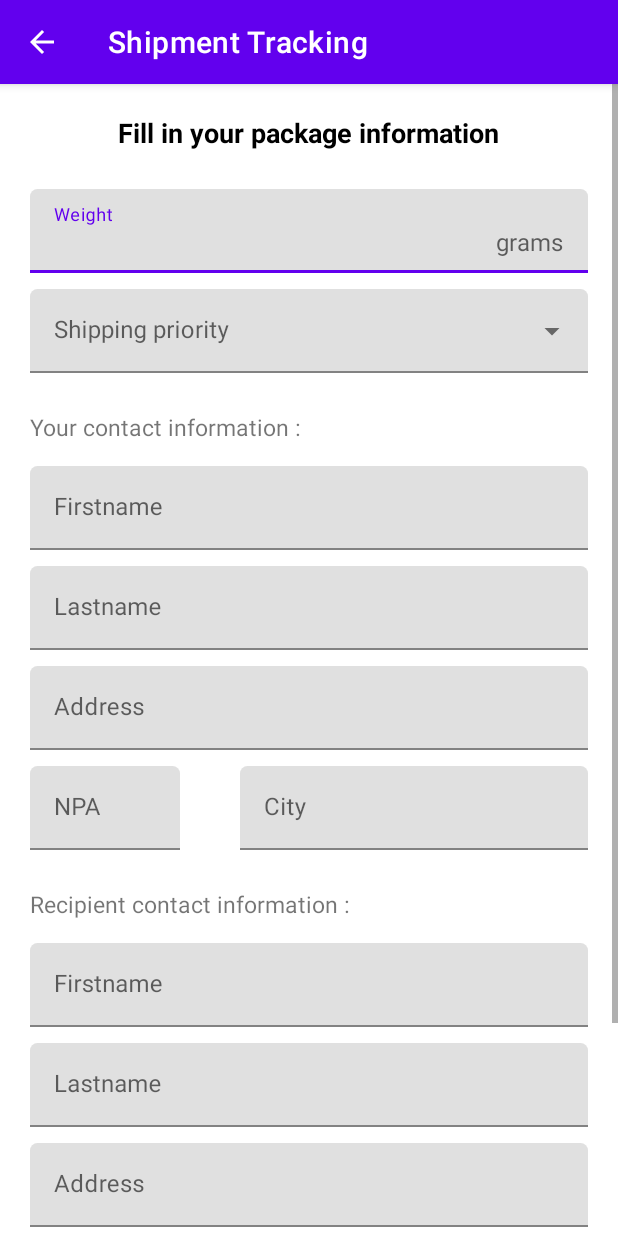
After one commit to d-roduit/ShipmentTracking, an Android app: the ClientSendPackageActivity screen opened directly, with no data from a screen before it, on a phone screen of 412 x 824 dp. The commit adds this screen. Run offline under Robolectric (Android 15) with nearby library versions, the phone set to English and light mode, and no system bars.

Commit message:
Add sending packet activity and layout

```diff
--- a/app/src/main/AndroidManifest.xml
+++ b/app/src/main/AndroidManifest.xml
@@ -11,6 +11,9 @@
         android:roundIcon="@mipmap/ic_launcher_round"
         android:supportsRtl="true"
         android:theme="@style/Theme.Shipmenttrackingapp">
+        <activity
+            android:name=".ClientSendPackageActivity"
+            android:parentActivityName=".ClientMainActivity" />
         <activity
             android:name=".AboutUsActivity"
             android:theme="@style/Theme.Shipmenttrackingapp.NoActionBar" />
--- a/app/src/main/java/ch/dc/shipment_tracking_app/AboutUsActivity.java
+++ b/app/src/main/java/ch/dc/shipment_tracking_app/AboutUsActivity.java
@@ -48,7 +48,7 @@ public class AboutUsActivity extends AppCompatActivity implements NavigationView
                 MainActivity.redirectActivity(this, SettingsActivity.class);
                 break;
             case R.id.nav_about_us:
-                MainActivity.redirectActivity(this, AboutUsActivity.class);
+                drawer.closeDrawer(GravityCompat.START);
                 break;
         }
 
--- a/app/src/main/java/ch/dc/shipment_tracking_app/ClientMainActivity.java
+++ b/app/src/main/java/ch/dc/shipment_tracking_app/ClientMainActivity.java
@@ -3,6 +3,7 @@ package ch.dc.shipment_tracking_app;
 import androidx.appcompat.app.AppCompatActivity;
 
 import android.os.Bundle;
+import android.view.View;
 
 public class ClientMainActivity extends AppCompatActivity {
 
@@ -11,4 +12,8 @@ public class ClientMainActivity extends AppCompatActivity {
         super.onCreate(savedInstanceState);
         setContentView(R.layout.activity_client_main);
     }
+
+    public void sendPackage(View view) {
+        MainActivity.redirectActivity(this, ClientSendPackageActivity.class);
+    }
 }
--- /dev/null
+++ b/app/src/main/java/ch/dc/shipment_tracking_app/ClientSendPackageActivity.java
@@ -0,0 +1,42 @@
+package ch.dc.shipment_tracking_app;
+
+import androidx.appcompat.app.AppCompatActivity;
+
+import android.content.Context;
+import android.os.Bundle;
+import android.view.MotionEvent;
+import android.view.inputmethod.InputMethodManager;
+import android.widget.ArrayAdapter;
+import android.widget.AutoCompleteTextView;
+
+public class ClientSendPackageActivity extends AppCompatActivity {
+
+    private AutoCompleteTextView dropDownText;
+
+    @Override
+    protected void onCreate(Bundle savedInstanceState) {
+        super.onCreate(savedInstanceState);
+        setContentView(R.layout.activity_client_send_package);
+
+        dropDownText = findViewById(R.id.shipping_priority_list);
+
+        String[] shipping_priority_items = getResources().getStringArray(R.array.shipping_priority_items);
+
+        ArrayAdapter<String> adapter = new ArrayAdapter<>(
+                this, R.layout.dropdown_item, shipping_priority_items
+        );
+
+        dropDownText.setAdapter(adapter);
+
+    }
+
+    //Method to close the keyboard when we click outside of an input field.
+    @Override
+    public boolean dispatchTouchEvent(MotionEvent ev) {
+        if (getCurrentFocus() != null) {
+            InputMethodManager imm = (InputMethodManager) getSystemService(Context.INPUT_METHOD_SERVICE);
+            imm.hideSoftInputFromWindow(getCurrentFocus().getWindowToken(), 0);
+        }
+        return super.dispatchTouchEvent(ev);
+    }
+}
--- a/app/src/main/java/ch/dc/shipment_tracking_app/MainActivity.java
+++ b/app/src/main/java/ch/dc/shipment_tracking_app/MainActivity.java
@@ -50,7 +50,7 @@ public class MainActivity extends AppCompatActivity implements NavigationView.On
     public boolean onNavigationItemSelected(@NonNull MenuItem item) {
         switch (item.getItemId()) {
             case R.id.nav_home:
-                redirectActivity(this, MainActivity.class);
+                drawer.closeDrawer(GravityCompat.START);
                 break;
             case R.id.nav_settings:
                 redirectActivity(this, SettingsActivity.class);
--- a/app/src/main/java/ch/dc/shipment_tracking_app/SettingsActivity.java
+++ b/app/src/main/java/ch/dc/shipment_tracking_app/SettingsActivity.java
@@ -45,7 +45,7 @@ public class SettingsActivity extends AppCompatActivity implements NavigationVie
                 MainActivity.redirectActivity(this, MainActivity.class);
                 break;
             case R.id.nav_settings:
-                MainActivity.redirectActivity(this, SettingsActivity.class);
+                drawer.closeDrawer(GravityCompat.START);
                 break;
             case R.id.nav_about_us:
                 MainActivity.redirectActivity(this, AboutUsActivity.class);
--- a/app/src/main/res/layout/activity_client_main.xml
+++ b/app/src/main/res/layout/activity_client_main.xml
@@ -13,7 +13,8 @@
         android:layout_gravity="center"
         app:cardCornerRadius="4dp"
         app:cardBackgroundColor="#dbdbdb"
-        android:layout_marginTop="100dp">
+        android:layout_marginTop="100dp"
+        android:onClick="sendPackage">
 
         <LinearLayout
             android:layout_width="match_parent"
--- /dev/null
+++ b/app/src/main/res/layout/activity_client_send_package.xml
@@ -0,0 +1,269 @@
+<?xml version="1.0" encoding="utf-8"?>
+<ScrollView xmlns:android="http://schemas.android.com/apk/res/android"
+    xmlns:app="http://schemas.android.com/apk/res-auto"
+    xmlns:tools="http://schemas.android.com/tools"
+    android:layout_width="match_parent"
+    android:layout_height="match_parent"
+    tools:context=".ClientSendPackageActivity">
+
+    <LinearLayout
+        android:layout_width="match_parent"
+        android:layout_height="wrap_content"
+        android:orientation="vertical">
+
+
+        <TextView
+            android:layout_width="wrap_content"
+            android:layout_height="wrap_content"
+            android:text="@string/client_send_package_title"
+            android:textSize="18sp"
+            android:textStyle="bold"
+            android:textColor="@color/black"
+            android:layout_gravity="center"
+            android:layout_margin="20dp"/>
+
+        <com.google.android.material.textfield.TextInputLayout
+            android:id="@+id/weightTextField"
+            android:layout_width="match_parent"
+            android:layout_height="wrap_content"
+            android:hint="@string/weight"
+            android:layout_marginHorizontal="20dp"
+            android:layout_marginVertical="5dp"
+            app:boxCornerRadiusTopStart="5dp"
+            app:boxCornerRadiusTopEnd="5dp"
+            app:suffixText="grams">
+
+            <com.google.android.material.textfield.TextInputEditText
+                android:layout_width="match_parent"
+                android:layout_height="wrap_content"
+                android:inputType="number"
+                />
+        </com.google.android.material.textfield.TextInputLayout>
+
+        <com.google.android.material.textfield.TextInputLayout
+            android:id="@+id/shippingPriorityTextField"
+            android:layout_width="match_parent"
+            android:layout_height="wrap_content"
+            android:hint="@string/shipping_priority"
+            android:layout_marginHorizontal="20dp"
+            android:layout_marginVertical="5dp"
+            app:boxCornerRadiusTopStart="5dp"
+            app:boxCornerRadiusTopEnd="5dp"
+            style="@style/Widget.MaterialComponents.TextInputLayout.FilledBox.ExposedDropdownMenu">
+
+            <AutoCompleteTextView
+                android:id="@+id/shipping_priority_list"
+                android:layout_width="match_parent"
+                android:layout_height="wrap_content"
+                android:inputType="none"
+                />
+        </com.google.android.material.textfield.TextInputLayout>
+
+        <TextView
+            android:layout_width="wrap_content"
+            android:layout_height="wrap_content"
+            android:text="@string/client_send_package_contact_information"
+            android:textSize="15sp"
+            android:layout_marginTop="20dp"
+            android:layout_marginBottom="10dp"
+            android:layout_marginStart="20dp"
+            />
+
+        <com.google.android.material.textfield.TextInputLayout
+            android:id="@+id/input_sender_firstname"
+            android:layout_width="match_parent"
+            android:layout_height="wrap_content"
+            android:hint="@string/firstname"
+            android:layout_marginHorizontal="20dp"
+            android:layout_marginVertical="5dp"
+            app:boxCornerRadiusTopStart="5dp"
+            app:boxCornerRadiusTopEnd="5dp">
+
+            <com.google.android.material.textfield.TextInputEditText
+                android:layout_width="match_parent"
+                android:layout_height="wrap_content"
+                />
+        </com.google.android.material.textfield.TextInputLayout>
+
+        <com.google.android.material.textfield.TextInputLayout
+            android:id="@+id/input_sender_lastname"
+            android:layout_width="match_parent"
+            android:layout_height="wrap_content"
+            android:hint="@string/lastname"
+            android:layout_marginHorizontal="20dp"
+            android:layout_marginVertical="5dp"
+            app:boxCornerRadiusTopStart="5dp"
+            app:boxCornerRadiusTopEnd="5dp">
+
+            <com.google.android.material.textfield.TextInputEditText
+                android:layout_width="match_parent"
+                android:layout_height="wrap_content"
+                />
+        </com.google.android.material.textfield.TextInputLayout>
+
+        <com.google.android.material.textfield.TextInputLayout
+            android:id="@+id/input_sender_address"
+            android:layout_width="match_parent"
+            android:layout_height="wrap_content"
+            android:hint="@string/address"
+            android:layout_marginHorizontal="20dp"
+            android:layout_marginVertical="5dp"
+            app:boxCornerRadiusTopStart="5dp"
+            app:boxCornerRadiusTopEnd="5dp">
+
+            <com.google.android.material.textfield.TextInputEditText
+                android:layout_width="match_parent"
+                android:layout_height="wrap_content"
+                />
+        </com.google.android.material.textfield.TextInputLayout>
+
+        <LinearLayout
+            android:layout_width="match_parent"
+            android:layout_height="wrap_content"
+            android:orientation="horizontal">
+
+            <com.google.android.material.textfield.TextInputLayout
+                android:id="@+id/input_sender_npa"
+                android:layout_width="100dp"
+                android:layout_height="wrap_content"
+                android:hint="@string/npa"
+                android:layout_marginHorizontal="20dp"
+                android:layout_marginVertical="5dp"
+                app:boxCornerRadiusTopStart="5dp"
+                app:boxCornerRadiusTopEnd="5dp">
+
+                <com.google.android.material.textfield.TextInputEditText
+                    android:layout_width="match_parent"
+                    android:layout_height="wrap_content"
+                    android:inputType="number"
+                    />
+            </com.google.android.material.textfield.TextInputLayout>
+
+            <com.google.android.material.textfield.TextInputLayout
+                android:id="@+id/input_sender_city"
+                android:layout_width="match_parent"
+                android:layout_height="wrap_content"
+                android:hint="@string/city"
+                android:layout_marginHorizontal="20dp"
+                android:layout_marginVertical="5dp"
+                app:boxCornerRadiusTopStart="5dp"
+                app:boxCornerRadiusTopEnd="5dp">
+
+                <com.google.android.material.textfield.TextInputEditText
+                    android:layout_width="match_parent"
+                    android:layout_height="wrap_content"
+                    />
+            </com.google.android.material.textfield.TextInputLayout>
+
+        </LinearLayout>
+
+        <TextView
+            android:layout_width="wrap_content"
+            android:layout_height="wrap_content"
+            android:text="@string/client_send_package_recipient_contact_information"
+            android:textSize="15sp"
+            android:layout_marginTop="20dp"
+            android:layout_marginBottom="10dp"
+            android:layout_marginStart="20dp"
+            />
+
+        <com.google.android.material.textfield.TextInputLayout
+            android:id="@+id/input_recipient_firstname"
+            android:layout_width="match_parent"
+            android:layout_height="wrap_content"
+            android:hint="@string/firstname"
+            android:layout_marginHorizontal="20dp"
+            android:layout_marginVertical="5dp"
+            app:boxCornerRadiusTopStart="5dp"
+            app:boxCornerRadiusTopEnd="5dp">
+
+            <com.google.android.material.textfield.TextInputEditText
+                android:layout_width="match_parent"
+                android:layout_height="wrap_content"
+                />
+        </com.google.android.material.textfield.TextInputLayout>
+
+        <com.google.android.material.textfield.TextInputLayout
+            android:id="@+id/input_recipient_lastname"
+            android:layout_width="match_parent"
+            android:layout_height="wrap_content"
+            android:hint="@string/lastname"
+            android:layout_marginHorizontal="20dp"
+            android:layout_marginVertical="5dp"
+            app:boxCornerRadiusTopStart="5dp"
+            app:boxCornerRadiusTopEnd="5dp">
+
+            <com.google.android.material.textfield.TextInputEditText
+                android:layout_width="match_parent"
+                android:layout_height="wrap_content"
+                />
+        </com.google.android.material.textfield.TextInputLayout>
+
+        <com.google.android.material.textfield.TextInputLayout
+            android:id="@+id/input_recipient_address"
+            android:layout_width="match_parent"
+            android:layout_height="wrap_content"
+            android:hint="@string/address"
+            android:layout_marginHorizontal="20dp"
+            android:layout_marginVertical="5dp"
+            app:boxCornerRadiusTopStart="5dp"
+            app:boxCornerRadiusTopEnd="5dp">
+
+            <com.google.android.material.textfield.TextInputEditText
+                android:layout_width="match_parent"
+                android:layout_height="wrap_content"
+                />
+        </com.google.android.material.textfield.TextInputLayout>
+
+        <LinearLayout
+            android:layout_width="match_parent"
+            android:layout_height="wrap_content"
+            android:orientation="horizontal">
+
+            <com.google.android.material.textfield.TextInputLayout
+                android:id="@+id/input_recipient_npa"
+                android:layout_width="100dp"
+                android:layout_height="wrap_content"
+                android:hint="@string/npa"
+                android:layout_marginHorizontal="20dp"
+                android:layout_marginVertical="5dp"
+                app:boxCornerRadiusTopStart="5dp"
+                app:boxCornerRadiusTopEnd="5dp">
+
+                <com.google.android.material.textfield.TextInputEditText
+                    android:layout_width="match_parent"
+                    android:layout_height="wrap_content"
+                    android:inputType="number"
+                    />
+            </com.google.android.material.textfield.TextInputLayout>
+
+            <com.google.android.material.textfield.TextInputLayout
+                android:id="@+id/input_recipient_city"
+                android:layout_width="match_parent"
+                android:layout_height="wrap_content"
+                android:hint="@string/city"
+                android:layout_marginHorizontal="20dp"
+                android:layout_marginVertical="5dp"
+                app:boxCornerRadiusTopStart="5dp"
+                app:boxCornerRadiusTopEnd="5dp">
+
+                <com.google.android.material.textfield.TextInputEditText
+                    android:layout_width="match_parent"
+                    android:layout_height="wrap_content"
+                    />
+            </com.google.android.material.textfield.TextInputLayout>
+
+        </LinearLayout>
+
+        <Button
+            android:id="@+id/button_next"
+            android:layout_width="wrap_content"
+            android:layout_height="wrap_content"
+            android:text="@string/button_next"
+            android:layout_gravity="center"
+            android:layout_margin="30dp"
+            />
+
+    </LinearLayout>
+
+</ScrollView>
--- /dev/null
+++ b/app/src/main/res/layout/dropdown_item.xml
@@ -0,0 +1,9 @@
+<?xml version="1.0" encoding="utf-8"?>
+<TextView xmlns:android="http://schemas.android.com/apk/res/android"
+    android:layout_width="match_parent" android:layout_height="match_parent"
+    android:padding="16dp"
+    android:text="Sample Text"
+    android:maxLines="1"
+    android:textAppearance="?attr/textAppearanceSubtitle1">
+
+</TextView>
--- a/app/src/main/res/values/strings.xml
+++ b/app/src/main/res/values/strings.xml
@@ -16,4 +16,19 @@
     <string name="settings">Settings</string>
     <string name="home">Home</string>
     <string name="about_us">About us</string>
+    <string name="client_send_package_title">Fill in your package information</string>
+    <string name="weight">Weight</string>
+    <string name="shipping_priority">Shipping priority</string>
+    <string name="client_send_package_contact_information">Your contact information :</string>
+    <string name="firstname">Firstname</string>
+    <string name="lastname">Lastname</string>
+    <string name="address">Address</string>
+    <string name="npa">NPA</string>
+    <string name="city">City</string>
+    <string name="client_send_package_recipient_contact_information">Recipient contact information :</string>
+    <string name="button_next">Next</string>
+    <string-array name="shipping_priority_items">
+        <item>A</item>
+        <item>B</item>
+    </string-array>
 </resources>
```
